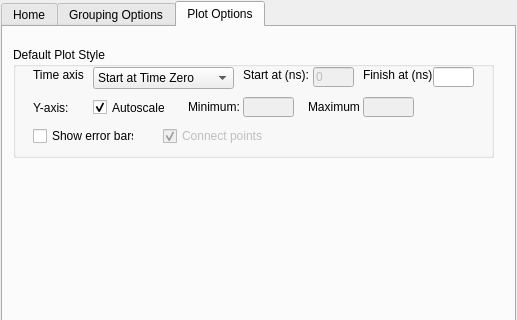
First picture: the form in Code/Mantid/MantidQt/CustomInterfaces/inc/MantidQtCustomInterfaces/MuonAnalysis.ui, repository mantidproject/mantid, before the edit; both pictures show x 0 to 517 and y 0 to 320 of the 517 by 619 pixel window.
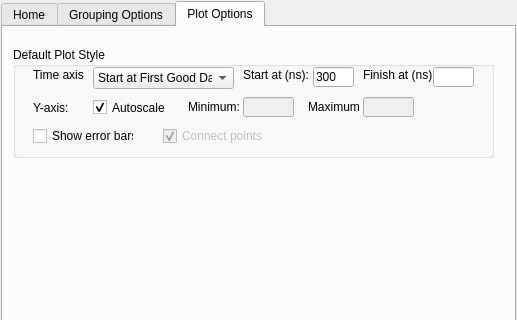
Second picture: the form after the edit. The open tabs and pages were chosen to show the change. Custom widgets are drawn as their Qt base class.

Commit message:
1. Put "Plot from first good data' as default 2. When changing instrument clear grouping 3. Improved message when to grouping found 4. Include default grouping files in ARGUS (note for now no time_zero not read from ARGUS)
re #1849

```diff
--- a/Code/Mantid/MantidQt/CustomInterfaces/inc/MantidQtCustomInterfaces/MuonAnalysis.ui
+++ b/Code/Mantid/MantidQt/CustomInterfaces/inc/MantidQtCustomInterfaces/MuonAnalysis.ui
@@ -801,7 +801,7 @@
        </widget>
        <widget class="QLineEdit" name="timeAxisStartAtInput" >
         <property name="enabled" >
-         <bool>false</bool>
+         <bool>true</bool>
         </property>
         <property name="geometry" >
          <rect>
@@ -812,7 +812,7 @@
          </rect>
         </property>
         <property name="text" >
-         <string>0</string>
+         <string>300</string>
         </property>
        </widget>
        <widget class="QLineEdit" name="timeAxisFinishAtInput" >
@@ -958,7 +958,7 @@
         </property>
         <item>
          <property name="text" >
-          <string>Start at Time Zero</string>
+          <string>Start at First Good Data</string>
          </property>
         </item>
         <item>
```
Left out of the diff: 2 changed lines with no effect on the pictures. The commit also changes 3 other files.
